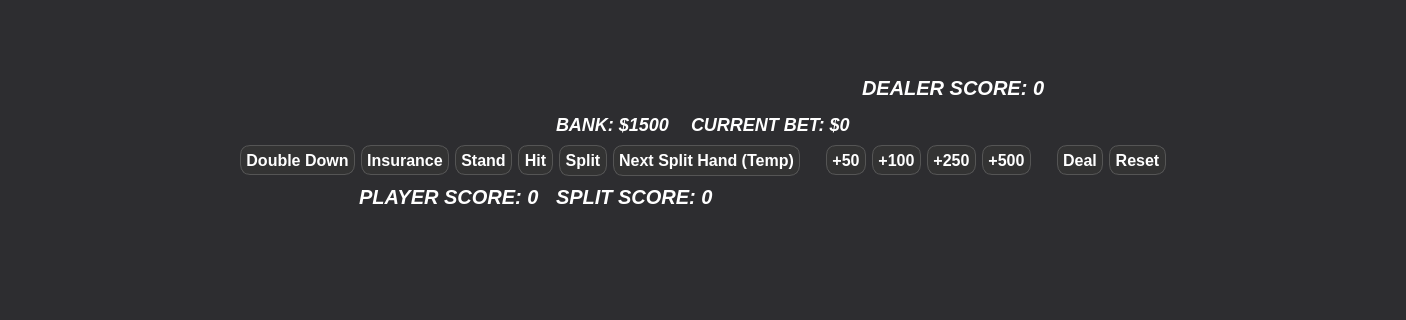
Before: the Qt Designer form mainwindow.ui in landonwest815/blackjack-educational-app, drawn with Qt 5; both pictures show x 0 to 1406 and y 178 to 498 of the 1406 by 700 pixel window.
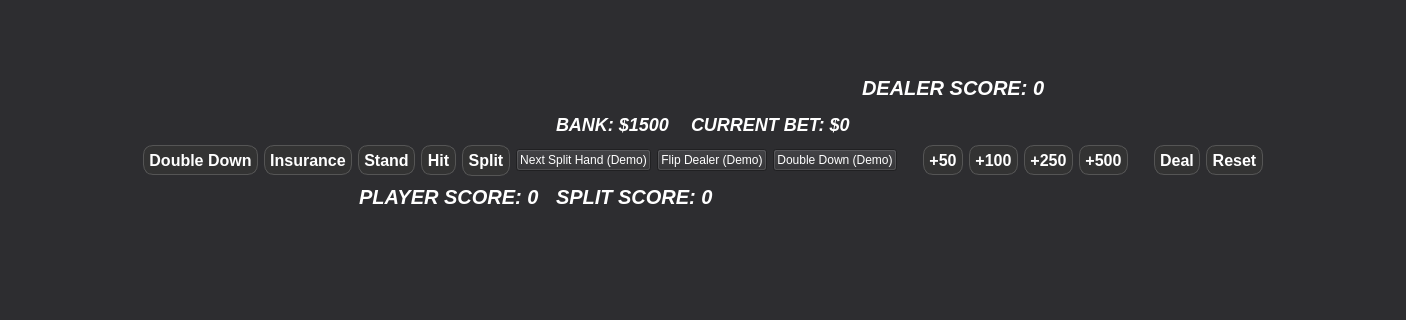
After: the same form once the commit is applied. Custom widgets are drawn as their Qt base class.

Commit message: Added double down and dealer flip

Patch:
```diff
--- a/mainwindow.ui
+++ b/mainwindow.ui
@@ -673,27 +673,35 @@
              <widget class="QPushButton" name="nextSplitButton">
               <property name="styleSheet">
                <string notr="true">QPushButton {
-    background-color: #333333;
     color: white;
-    border-radius: 10px;
-    text-shadow: 1px 1px 2px black;
-    padding: 5px;
-    border: 1px solid #555555;
-    font-weight: bold;
-    font-size: 16px;
-    font-family: &quot;Arial&quot;, sans-serif;
-}
-
-QPushButton:hover {
-    background-color: #444444;
-}
-
-QPushButton:pressed {
-    background-color: #333333;
 }</string>
               </property>
               <property name="text">
-               <string>Next Split Hand (Temp)</string>
+               <string>Next Split Hand (Demo)</string>
+              </property>
+             </widget>
+            </item>
+            <item>
+             <widget class="QPushButton" name="flipDealerButton">
+              <property name="styleSheet">
+               <string notr="true">QPushButton {
+    color: white;
+}</string>
+              </property>
+              <property name="text">
+               <string>Flip Dealer (Demo)</string>
+              </property>
+             </widget>
+            </item>
+            <item>
+             <widget class="QPushButton" name="doubleDemoButton">
+              <property name="styleSheet">
+               <string notr="true">QPushButton {
+    color: white;
+}</string>
+              </property>
+              <property name="text">
+               <string>Double Down (Demo)</string>
               </property>
              </widget>
             </item>
```
The commit also changes 4 other files.
